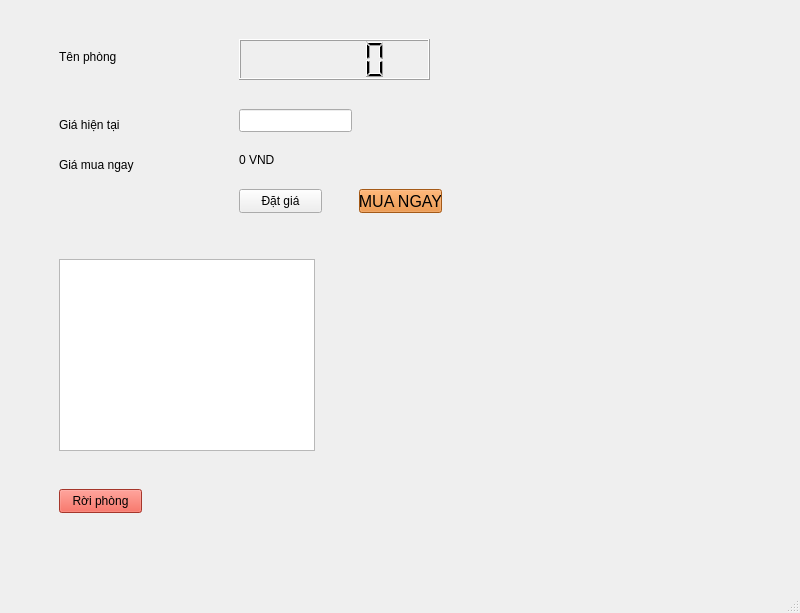
Qt form AuctionClient/mainwindow.ui (nhatsonle/LAN_BiddingSystem) before a commit.
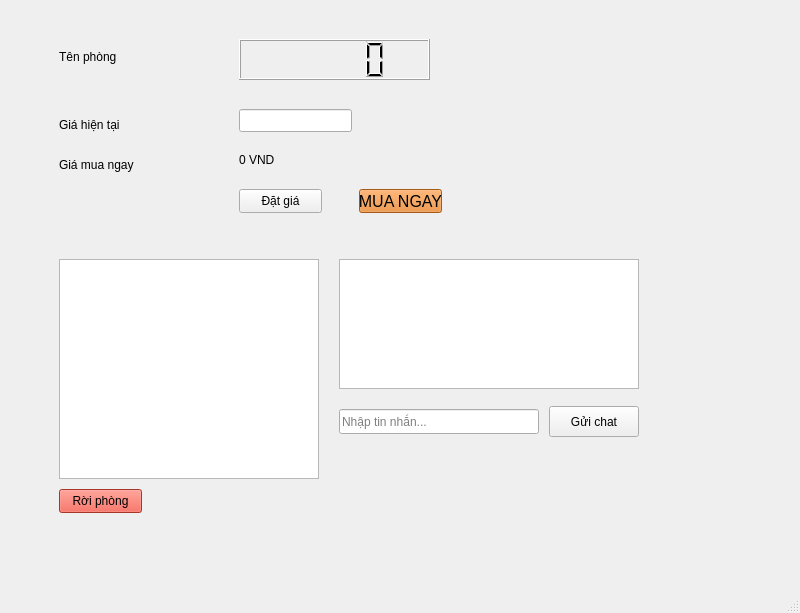
The same form after that commit.

Commit message: feat: add chat in room

```diff
--- a/AuctionClient/mainwindow.ui
+++ b/AuctionClient/mainwindow.ui
@@ -257,8 +257,8 @@
          <rect>
           <x>50</x>
           <y>250</y>
-          <width>256</width>
-          <height>192</height>
+          <width>260</width>
+          <height>220</height>
          </rect>
         </property>
        </widget>
@@ -350,7 +350,7 @@
          <string>Giá mua ngay</string>
         </property>
        </widget>
-      </widget>
+      <widget class="QLineEdit" name="txtChatInput"><property name="geometry"><rect><x>330</x><y>400</y><width>200</width><height>25</height></rect></property><property name="placeholderText"><string>Nhập tin nhắn...</string></property></widget><widget class="QPushButton" name="btnSendChat"><property name="geometry"><rect><x>540</x><y>397</y><width>90</width><height>31</height></rect></property><property name="text"><string>Gửi chat</string></property></widget><widget class="QTextBrowser" name="txtChatLog"><property name="geometry"><rect><x>330</x><y>250</y><width>300</width><height>130</height></rect></property></widget></widget>
      </widget>
     </item>
    </layout>
```
Left out of the diff: 7 changed lines with no effect on the pictures. The commit also changes 5 other files.
